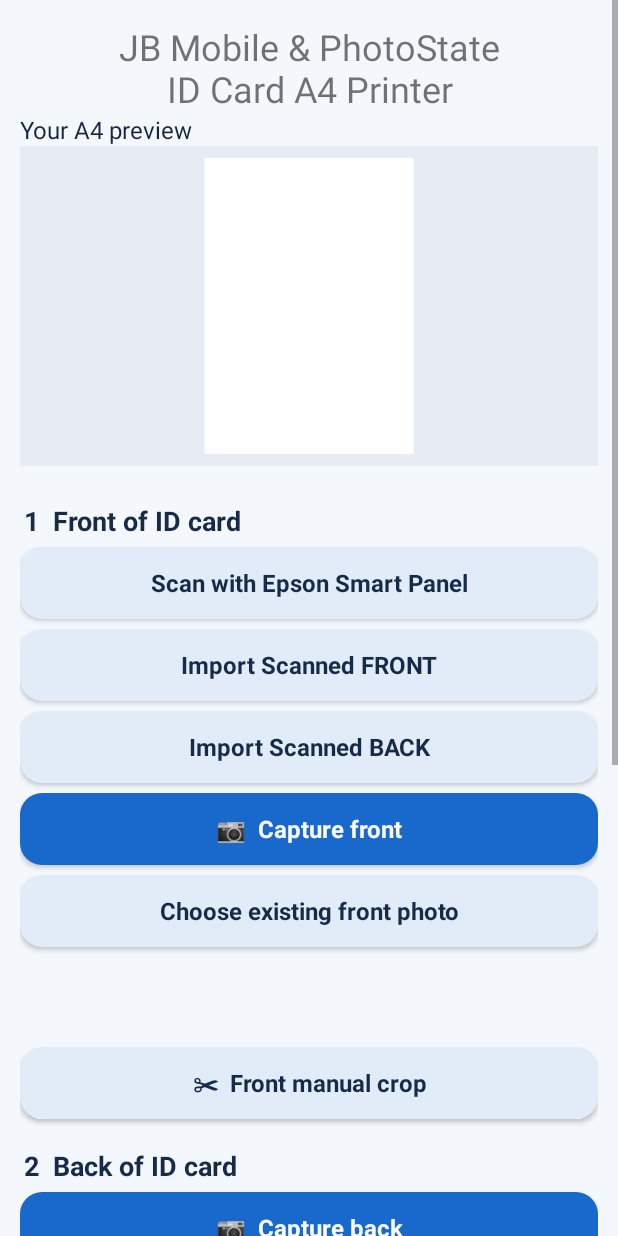
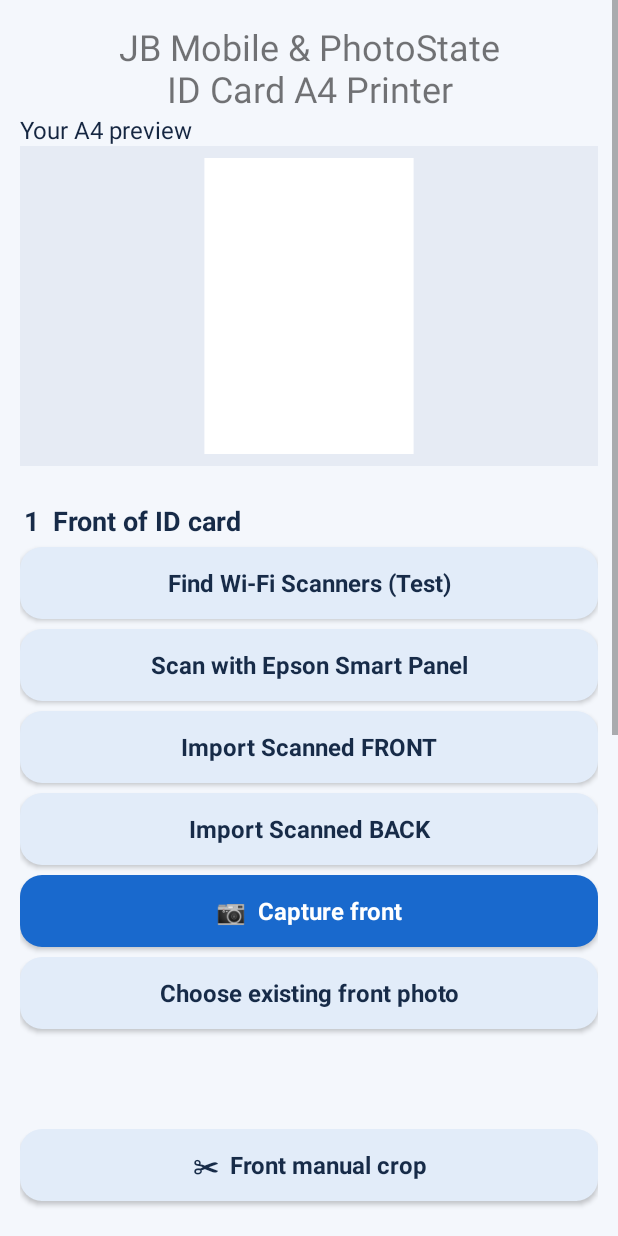
Before and after one commit to alifayyaz91214-ui/JB-ID-Card-A4-Printer, an Android app: the SingleCardActivity screen opened directly, with no data from a screen before it, on a phone screen of 412 x 824 dp. Run offline under Robolectric (Android 15) with nearby library versions, the phone set to English and light mode, and no system bars; libraries missing offline, so code that uses them is left out: org.opencv.android; 1 statement that could not run was skipped.

Commit message:
Add generic Wi-Fi scanner finder to ID card printing

```diff
--- a/app/src/main/java/pk/jb/idcardprinter/SingleCardActivity.java
+++ b/app/src/main/java/pk/jb/idcardprinter/SingleCardActivity.java
@@ -52,6 +52,7 @@ public class SingleCardActivity extends Activity {
     frontView.setAdjustViewBounds(true); backView.setAdjustViewBounds(true);
     frontView.setMinimumHeight(90); backView.setMinimumHeight(90);frontView.setMaxHeight(170);backView.setMaxHeight(170);
     root.addView(section("1  Front of ID card"));
+    addButton(root,"Find Wi-Fi Scanners (Test)",()->WifiScannerDiscovery.show(this));
     addButton(root,"Scan with Epson Smart Panel",()->openEpsonScanner());
     addButton(root,"Import Scanned FRONT",()->pick(PICK_FRONT));
     addButton(root,"Import Scanned BACK",()->pick(PICK_BACK));
```
